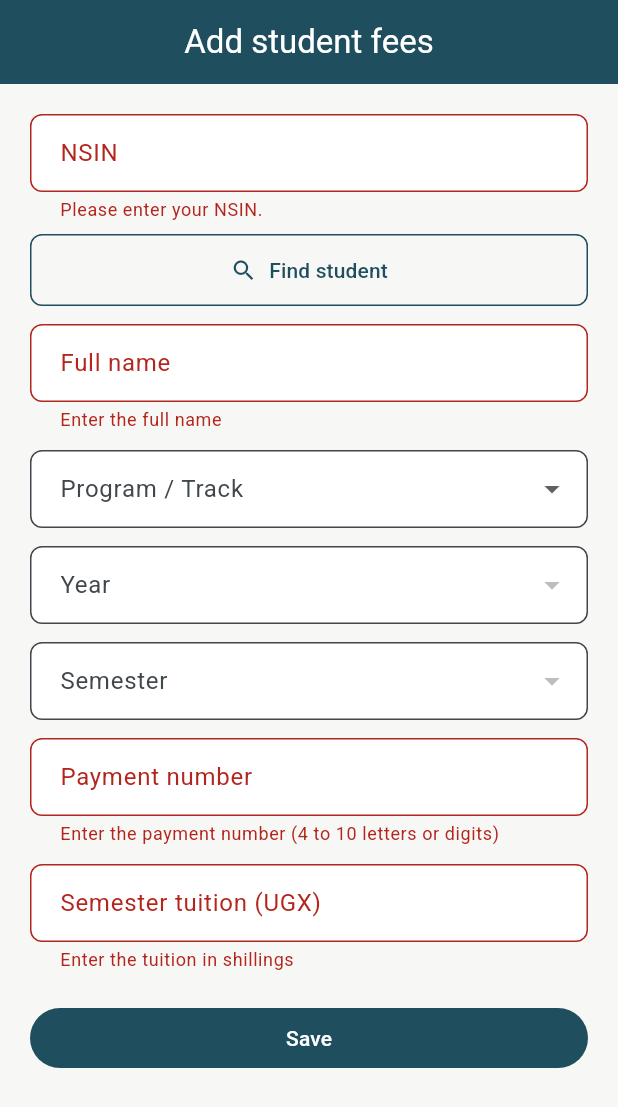
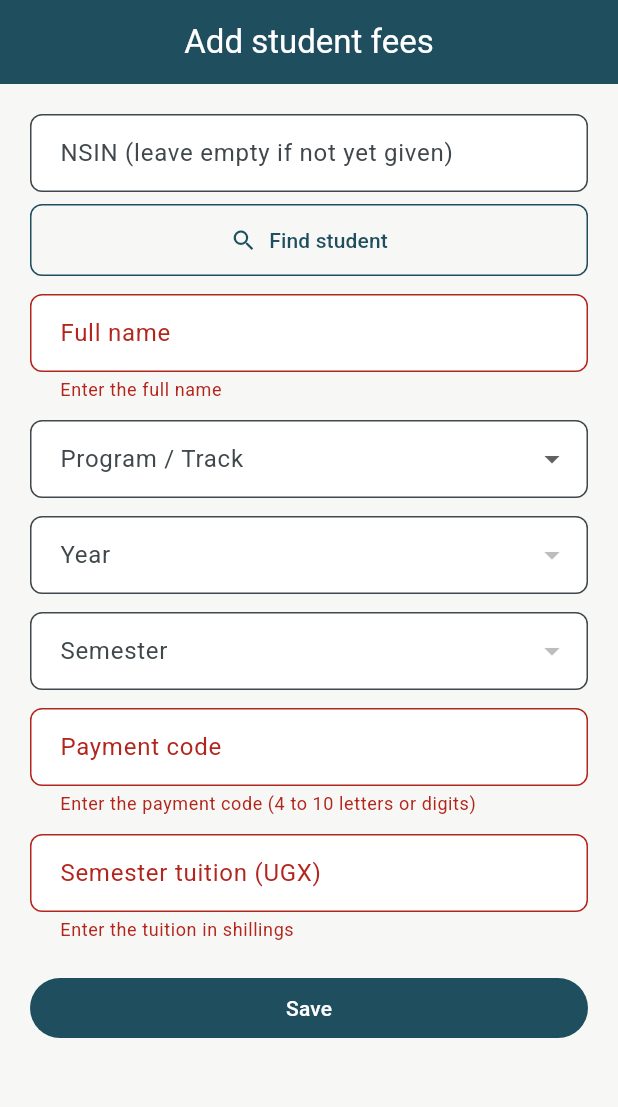
Before and after one commit to vextech1/rcsn, a Flutter app: the BursarAddFeeScreen screen opened by its route, after a tap on "Save", on a phone screen of 412 x 824 dp. Shown: the top 1107 px of the screen. Run offline on Flutter 3.47's test engine with Material 3 defaults, Android fonts, the phone set to English and light mode, and no system bars; our stand-ins replace cached_network_image, cloud_firestore, file_picker, firebase_auth, firebase_core, firebase_messaging and 4 more; accounts and stored records are empty.

Commit message:
Fees for new students: screens, rules and tests for the no-NSIN flow
Completes the previous commit, which only had the routes and would not compile
on its own.

Co-Authored-By: Claude Sonnet 5.5 <noreply@anthropic.com>
Claude-Session: https://claude.ai/code/session_012gnatW2gaTwP5z91SfyzzK

```diff
--- a/lib/data/models/student_fee.dart
+++ b/lib/data/models/student_fee.dart
@@ -20,6 +20,7 @@ enum FeeStatus {
 class StudentFee {
   final String id;
   final String paymentNumber;
+  /// Empty until the student has been given one.
   final String nsin;
   final String name;
   final ProgramType programType;
@@ -53,7 +54,7 @@ class StudentFee {
   static String? numberError(String input) =>
       RegExp(r'^[A-Z0-9]{4,10}$').hasMatch(normalizeNumber(input))
           ? null
-          : 'Enter the payment number (4 to 10 letters or digits)';
+          : 'Enter the payment code (4 to 10 letters or digits)';
 
   /// Negative when the student has paid more than the tuition.
   int get balance => tuition - paid;
--- a/lib/screens/bursar/add/bursar_add_fee_screen.dart
+++ b/lib/screens/bursar/add/bursar_add_fee_screen.dart
@@ -18,9 +18,9 @@ import '../../../widgets/forms/app_text_field.dart';
 /// `students`.
 class BursarAddFeeScreen extends StatefulWidget {
   /// Set when adding another semester for a student already listed.
-  final String? initialNsin;
+  final StudentFee? from;
 
-  const BursarAddFeeScreen({super.key, this.initialNsin});
+  const BursarAddFeeScreen({super.key, this.from});
 
   @override
   State<BursarAddFeeScreen> createState() => _BursarAddFeeScreenState();
@@ -28,9 +28,10 @@ class BursarAddFeeScreen extends StatefulWidget {
 
 class _BursarAddFeeScreenState extends State<BursarAddFeeScreen> {
   final _formKey = GlobalKey<FormState>();
-  late final _nsin = TextEditingController(text: widget.initialNsin);
-  final _name = TextEditingController();
-  final _number = TextEditingController();
+  late final _nsin = TextEditingController(text: widget.from?.nsin);
+  late final _name = TextEditingController(text: widget.from?.name);
+  late final _number =
+      TextEditingController(text: widget.from?.paymentNumber);
   final _tuition = TextEditingController();
 
   ProgramType? _track;
@@ -44,7 +45,8 @@ class _BursarAddFeeScreenState extends State<BursarAddFeeScreen> {
   @override
   void initState() {
     super.initState();
-    if (widget.initialNsin != null) _find();
+    _track = widget.from?.programType;
+    if (widget.from?.nsin.isNotEmpty ?? false) _find();
   }
 
   @override
@@ -136,8 +138,10 @@ class _BursarAddFeeScreenState extends State<BursarAddFeeScreen> {
           children: [
             AppTextField(
               controller: _nsin,
-              label: 'NSIN',
-              validator: (v) => NsinValidator.errorMessage(v ?? ''),
+              label: 'NSIN (leave empty if not yet given)',
+              validator: (v) => (v ?? '').trim().isEmpty
+                  ? null
+                  : NsinValidator.errorMessage(v!),
             ),
             const SizedBox(height: 8),
             OutlinedButton.icon(
@@ -172,7 +176,7 @@ class _BursarAddFeeScreenState extends State<BursarAddFeeScreen> {
             const SizedBox(height: 12),
             AppTextField(
               controller: _number,
-              label: 'Payment number',
+              label: 'Payment code',
               validator: (v) => StudentFee.numberError(v ?? ''),
             ),
             const SizedBox(height: 12),
--- a/lib/screens/student/fees/student_fees_screen.dart
+++ b/lib/screens/student/fees/student_fees_screen.dart
@@ -1,5 +1,6 @@
 import 'package:flutter/material.dart';
 import 'package:provider/provider.dart';
+import '../../../core/constants/academic_structure.dart';
 import '../../../core/errors/app_failure.dart';
 import '../../../core/utils/money.dart';
 import '../../../data/models/student_fee.dart';
@@ -9,11 +10,15 @@ import '../../../widgets/common/app_error_display.dart';
 import '../../../widgets/forms/app_text_field.dart';
 import '../../bursar/fee_status_label.dart';
 
-/// The student enters the payment number they were given and sees their
-/// tuition for each semester. Read-only. The number is deliberately not saved,
-/// because students share phones.
+/// The student enters the payment code they were given and sees what the
+/// Bursar holds: name, program and tuition for each semester. Read-only. The
+/// code is deliberately not saved, because students share phones.
 class StudentFeesScreen extends StatefulWidget {
-  const StudentFeesScreen({super.key});
+  /// True for a newly admitted student who has no NSIN yet. Only records with
+  /// no NSIN are shown that way; the rest need an NSIN sign-in.
+  final bool withoutNsin;
+
+  const StudentFeesScreen({super.key, this.withoutNsin = false});
 
   @override
   State<StudentFeesScreen> createState() => _StudentFeesScreenState();
@@ -40,7 +45,9 @@ class _StudentFeesScreenState extends State<StudentFeesScreen> {
       });
       return;
     }
-    final nsin = context.read<StudentProvider>().currentStudent?.nsin;
+    final nsin = widget.withoutNsin
+        ? null
+        : context.read<StudentProvider>().currentStudent?.nsin;
     setState(() {
       _busy = true;
       _fees = null;
@@ -48,13 +55,19 @@ class _StudentFeesScreenState extends State<StudentFeesScreen> {
     });
     try {
       final found = await FeeRepository().findByNumber(_number.text);
-      // Only the signed-in student's own records are shown.
-      final own = found.where((f) => f.nsin == nsin).toList();
+      // A signed-in student sees their own records, including any not yet
+      // linked to an NSIN.
+      final own = found
+          .where((f) => f.nsin.isEmpty || f.nsin == nsin)
+          .toList();
       if (!mounted) return;
       setState(() {
         if (own.isEmpty) {
-          _error = const FeeFailure(
-            'No fees found for that payment number. Check it or ask the Bursar.',
+          _error = FeeFailure(
+            widget.withoutNsin && found.isNotEmpty
+                ? 'You already have an NSIN. Go back and sign in with it.'
+                : 'Nothing found for that payment code. Check it or ask the '
+                    'Bursar.',
           );
         } else {
           _fees = own;
@@ -70,11 +83,13 @@ class _StudentFeesScreenState extends State<StudentFeesScreen> {
   @override
   Widget build(BuildContext context) {
     return Scaffold(
-      appBar: AppBar(title: const Text('My fees')),
+      appBar: AppBar(
+        title: Text(widget.withoutNsin ? 'Payment code' : 'My fees'),
+      ),
       body: ListView(
         padding: const EdgeInsets.all(20),
         children: [
-          AppTextField(controller: _number, label: 'Payment number'),
+          AppTextField(controller: _number, label: 'Payment code'),
           const SizedBox(height: 12),
           FilledButton(
             onPressed: _busy ? null : _show,
@@ -94,6 +109,8 @@ class _StudentFeesScreenState extends State<StudentFeesScreen> {
                       style: Theme.of(context).textTheme.titleMedium,
                     ),
                     Text(fee.name),
+                    Text(kTrackDefinitions[fee.programType]?.label ??
+                        fee.programType.name),
                     const SizedBox(height: 8),
                     Text('Tuition: ${formatUgx(fee.tuition)}'),
                     Text('Paid: ${formatUgx(fee.paid)}'),
```
Also changed, not shown: lib/data/repositories/fee_repository.dart (+40 -1 lines), lib/screens/bursar/detail/bursar_fee_detail_screen.dart (+86 -3 lines), lib/screens/student/search/student_search_screen.dart (+10 -0 lines), 3 other files.
